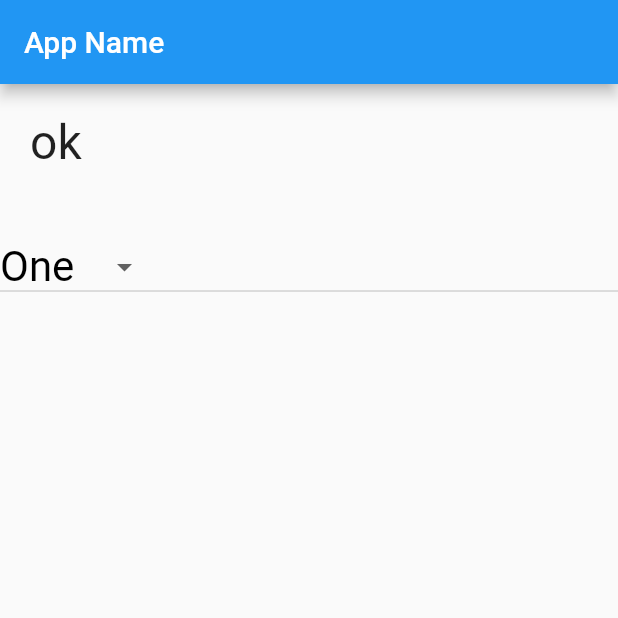
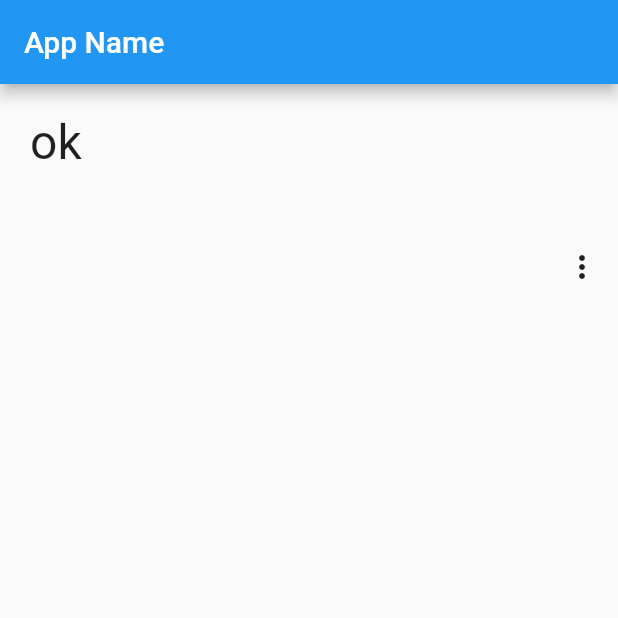
Before and after one commit to besumero628/flutter3_basic, a Flutter app: the screen it shows after launch, on a phone screen of 412 x 824 dp, the top half of it. Run offline on Flutter 3.47's test engine with Material 2 defaults, Android fonts, the light colour scheme and no system bars.

Commit message:
popup buttonの使用

```diff
--- a/flutter_app/lib/main.dart
+++ b/flutter_app/lib/main.dart
@@ -56,30 +56,18 @@ class _MyHomePageState extends State<MyHomePage> {
             Padding(
               padding: EdgeInsets.all(10.0),
             ),
-            DropdownButton<String>(
-              onChanged: popupSelected,
-              value: _selected,
-              style: TextStyle(
-                color: Colors.black,
-                fontSize: 28.0,
-                fontWeight: FontWeight.w400,
-                fontFamily: 'Roboto'
+            Align(
+              alignment: Alignment.centerRight,
+              child: PopupMenuButton(
+                onSelected: (String value) => popupSelected(value),
+                itemBuilder: (BuildContext context) =>
+                <PopupMenuEntry<String>>[
+                  const PopupMenuItem(child: const Text("One"), value: "One",),
+                  const PopupMenuItem(child: const Text("Two"), value: "Two",),
+                  const PopupMenuItem(child: const Text("Three"), value: "Three",),
+                ]
+                ),
               ),
-              items: <DropdownMenuItem<String>>[
-                const DropdownMenuItem<String>(
-                  value: 'One',
-                  child: const Text('One'),
-                ),
-                const DropdownMenuItem<String>(
-                  value: 'Two',
-                  child: const Text('Two'),
-                ),
-                const DropdownMenuItem<String>(
-                  value: 'Three',
-                  child: const Text('Three'),
-                )
-              ],
-            )
           ],
         ),
       ),
```
